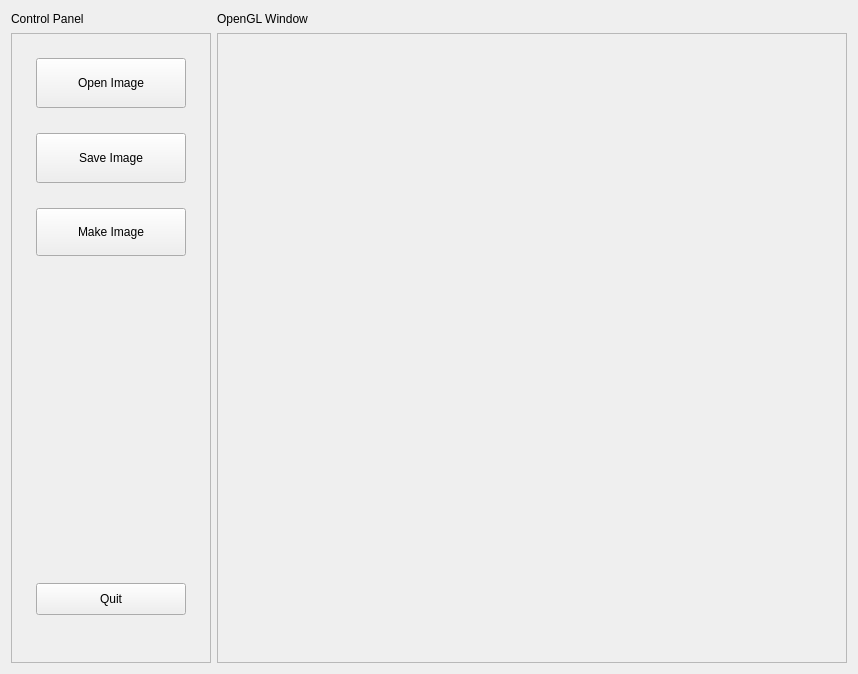
The window that MainWindow.ui (LloydThinks/CSC305_A4) describes before a commit, drawn with Qt 5.
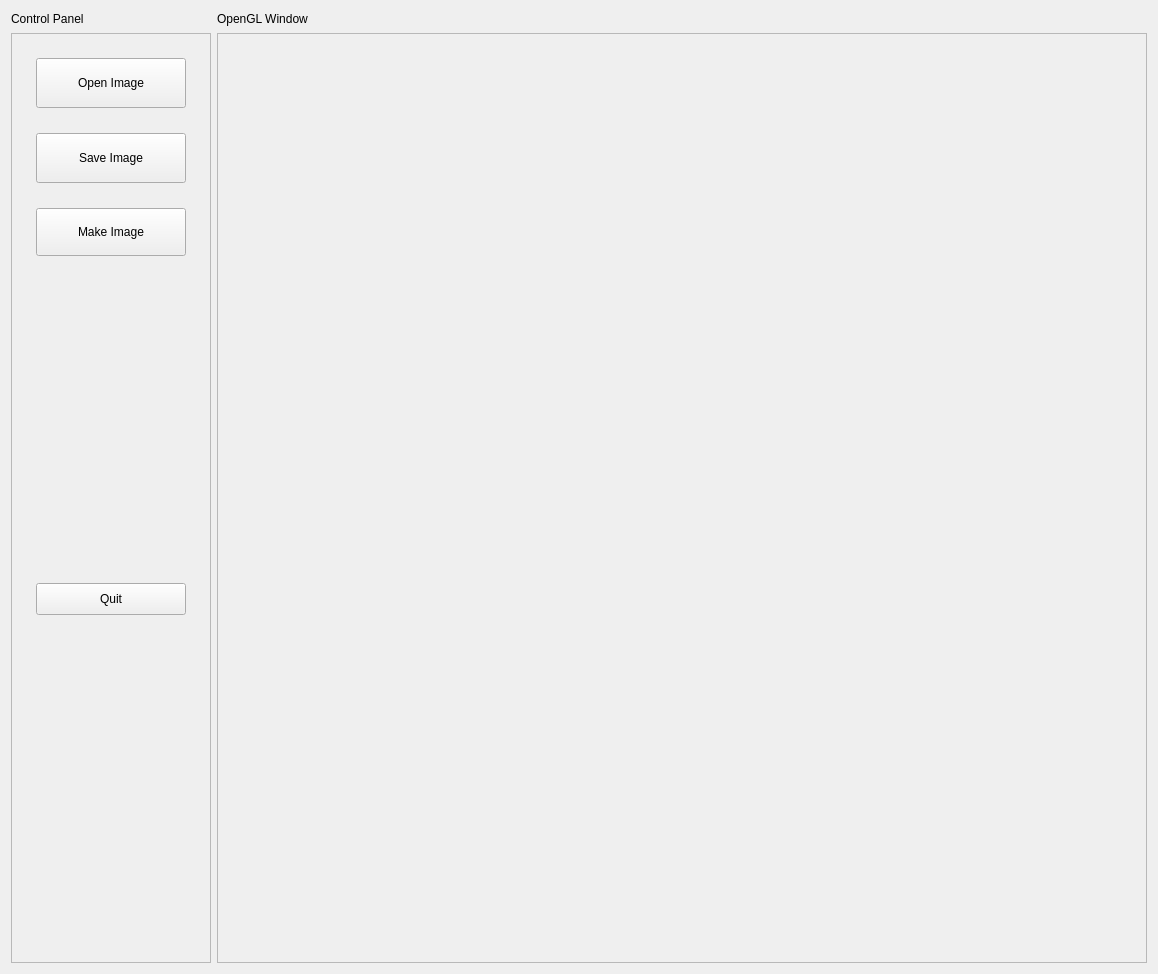
The same window after the commit.

```diff
--- a/MainWindow.ui
+++ b/MainWindow.ui
@@ -6,8 +6,8 @@
    <rect>
     <x>0</x>
     <y>0</y>
-    <width>858</width>
-    <height>674</height>
+    <width>1158</width>
+    <height>974</height>
    </rect>
   </property>
   <property name="windowTitle">
@@ -42,8 +42,8 @@
        <rect>
         <x>0</x>
         <y>0</y>
-        <width>616</width>
-        <height>616</height>
+        <width>916</width>
+        <height>916</height>
        </rect>
       </property>
      </widget>
```
